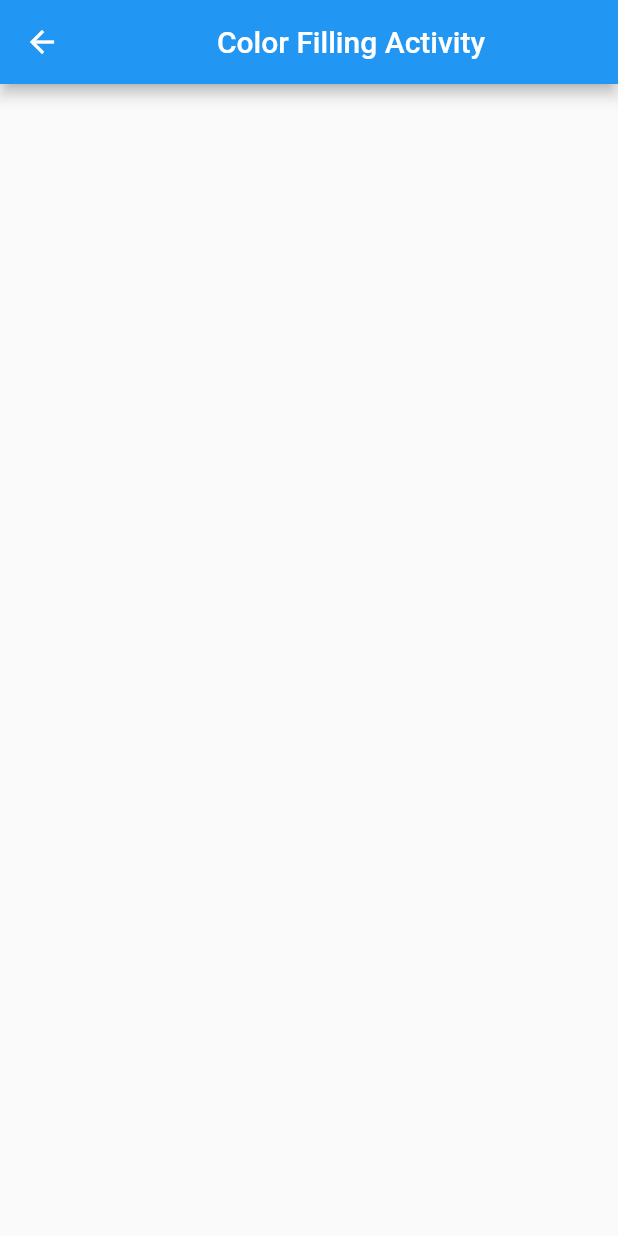
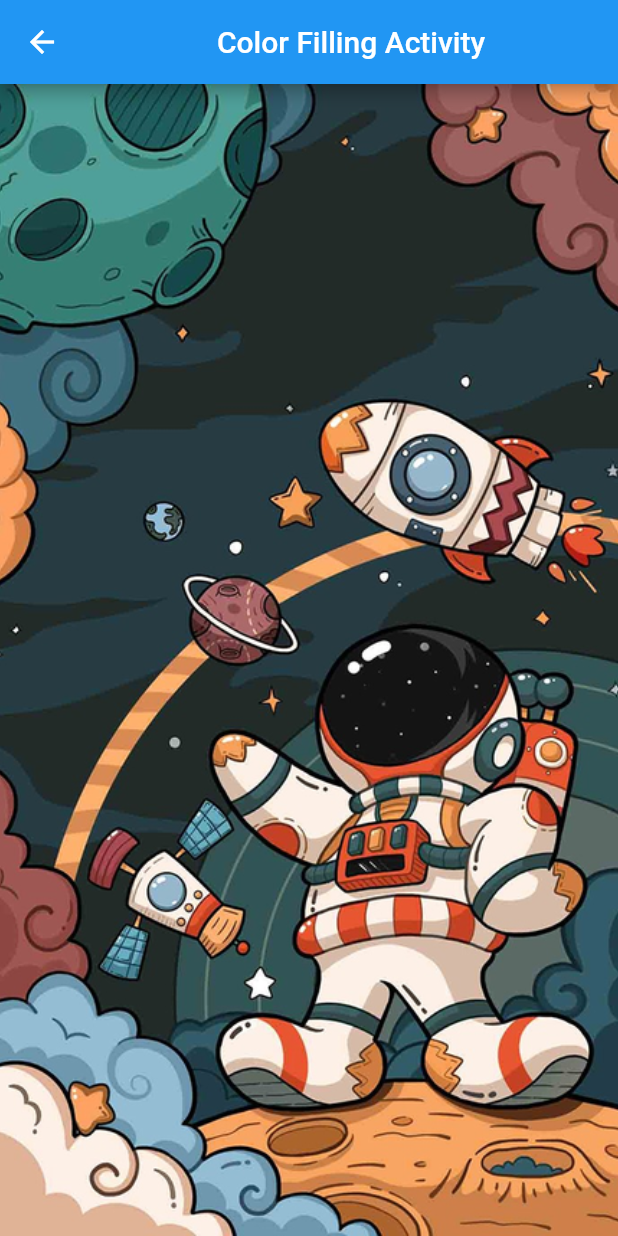
Before and after one commit to RFRanasinghe/desktopCatchMeHigherApplication, a Flutter app: the ColorFillingPage screen opened by its route, on a phone screen of 412 x 824 dp. Run offline on Flutter 3.47's test engine with Material 2 defaults, Android fonts, the phone set to English and light mode, and no system bars; missing offline and left inert: dart:js.

Commit message:
added background screento activities

```diff
--- a/lib/colorFilling.dart
+++ b/lib/colorFilling.dart
@@ -15,7 +15,18 @@ class _ColorFillingPageState extends State<ColorFillingPage> {
       appBar: AppBar(
         title: Center(
           child: Text("Color Filling Activity"),
+        ),
+      ),
+      body: Center(
+        child: Container(
+          alignment: Alignment.center,
+          decoration: BoxDecoration(
+            image: DecorationImage(
+              image: AssetImage('images/galaxy.png'),
+              fit: BoxFit.cover,
+            ),
           ),
+        ),
       ),
     );
   }
--- a/lib/countingNum.dart
+++ b/lib/countingNum.dart
@@ -21,7 +21,7 @@ class _CountingNumbersState extends State<CountingNumbers> {
         child: Container(
           decoration: BoxDecoration(
             image: DecorationImage(
-              image: AssetImage('images/bLScreen.jpg'),
+              image: AssetImage('images/galaxy.png'),
               fit: BoxFit.cover,
             ),
           ),
--- a/pubspec.yaml
+++ b/pubspec.yaml
@@ -65,6 +65,8 @@ flutter:
      - images/papertool.jpg
      - images/bLScreen.jpg
      - images/tree.png
+     - images/rainbow.jpg
+     - images/galaxy.png
 
   # An image asset can refer to one or more resolution-specific "variants", see
   # https://flutter.dev/assets-and-images/#resolution-aware
```
Also changed, not shown: lib/colorSelection.dart (+12 -1 lines), lib/patternRecognition.dart (+11 -0 lines), images/actBg.jpg (added), images/blackCar.png (added), images/galaxy.png (added), images/rainbow.jpg (added).
